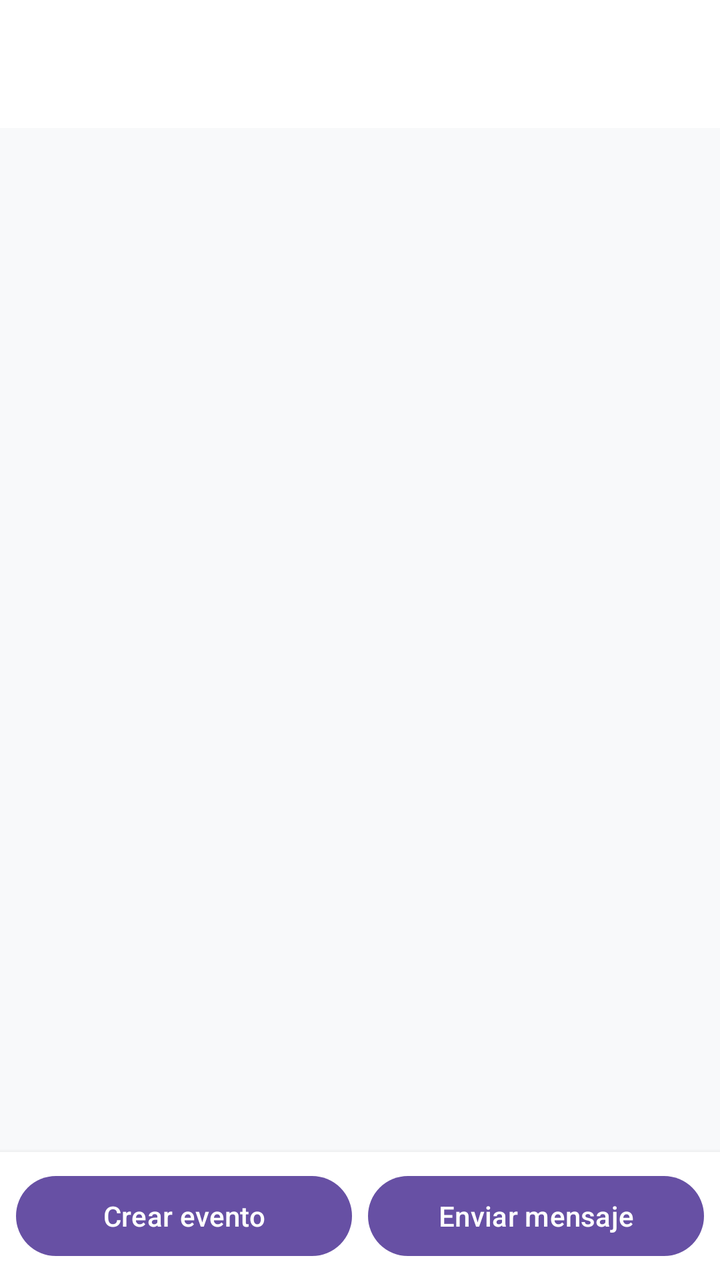
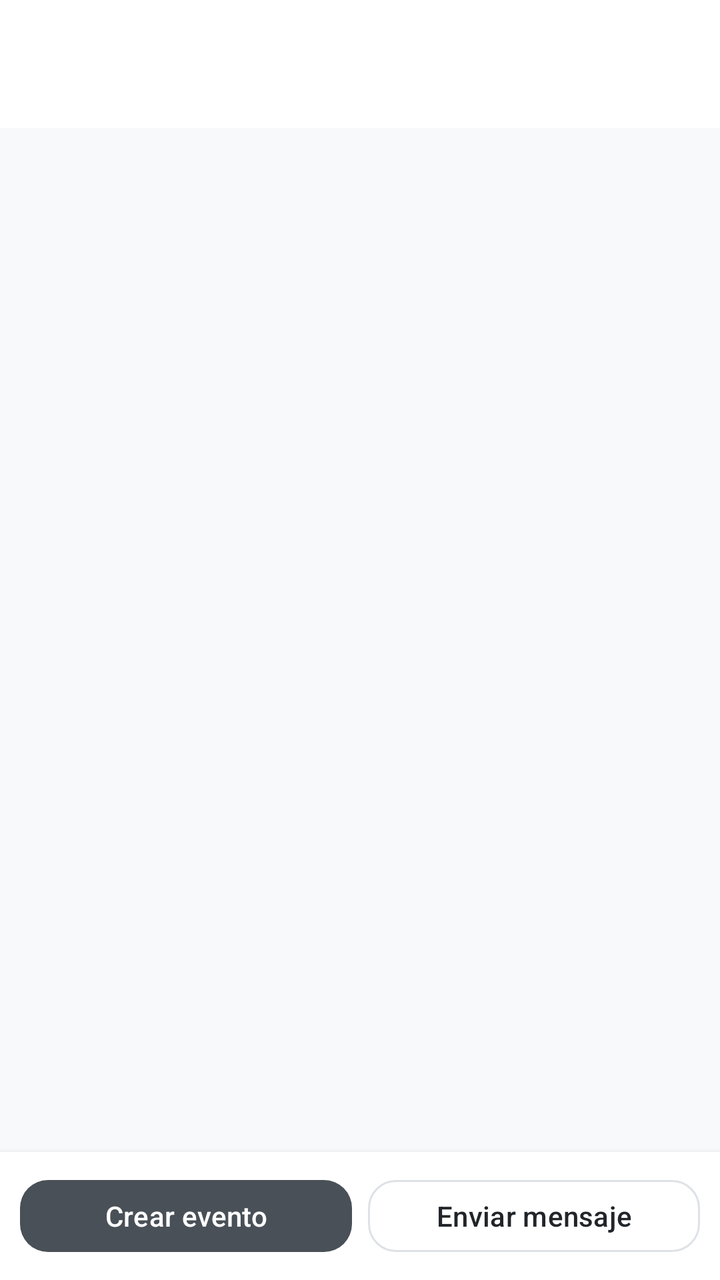

Two renders of the same Android screen: before a commit and after it. Below are the layout's source before the change and the commit's diff.
<!-- AndroidManifest.xml: application theme Theme.Pace -->
<!-- res/layout/activity_circle_chat.xml -->
<?xml version="1.0" encoding="utf-8"?>
<androidx.constraintlayout.widget.ConstraintLayout
    xmlns:android="http://schemas.android.com/apk/res/android"
    xmlns:app="http://schemas.android.com/apk/res-auto"
    android:layout_width="match_parent"
    android:layout_height="match_parent"
    android:background="@color/background_primary">

    <androidx.appcompat.widget.Toolbar
        android:id="@+id/toolbar_chat"
        android:layout_width="match_parent"
        android:layout_height="?attr/actionBarSize"
        android:background="@color/background_card"
        android:elevation="2dp"
        app:titleTextColor="@color/text_primary"
        app:layout_constraintTop_toTopOf="parent"/>

    <androidx.recyclerview.widget.RecyclerView
        android:id="@+id/rv_messages"
        android:layout_width="match_parent"
        android:layout_height="0dp"
        android:paddingHorizontal="8dp"
        android:paddingTop="8dp"
        android:paddingBottom="8dp"
        android:clipToPadding="false"
        app:layout_constraintTop_toBottomOf="@id/toolbar_chat"
        app:layout_constraintBottom_toTopOf="@id/input_container"/>

    <androidx.constraintlayout.widget.ConstraintLayout
        android:id="@+id/input_container"
        android:layout_width="match_parent"
        android:layout_height="wrap_content"
        android:background="@color/background_card"
        android:elevation="4dp"
        android:padding="8dp"
        app:layout_constraintBottom_toBottomOf="parent">

        <com.google.android.material.button.MaterialButton
            android:id="@+id/btn_create_event"
            android:layout_width="0dp"
            android:layout_height="wrap_content"
            android:text="Crear evento"
            app:layout_constraintStart_toStartOf="parent"
            app:layout_constraintEnd_toStartOf="@id/btn_send_message"
            app:layout_constraintTop_toTopOf="parent"
            app:layout_constraintBottom_toBottomOf="parent"
            android:layout_marginEnd="8dp"/>

        <com.google.android.material.button.MaterialButton
            android:id="@+id/btn_send_message"
            android:layout_width="0dp"
            android:layout_height="wrap_content"
            android:text="Enviar mensaje"
            app:layout_constraintStart_toEndOf="@id/btn_create_event"
            app:layout_constraintEnd_toEndOf="parent"
            app:layout_constraintTop_toTopOf="parent"
            app:layout_constraintBottom_toBottomOf="parent"/>

    </androidx.constraintlayout.widget.ConstraintLayout>

</androidx.constraintlayout.widget.ConstraintLayout>
<!-- resources referenced by this layout -->
<resources>
  <color name="background_card">#FFFFFF</color>
  <color name="background_primary">#F8F9FA</color>
  <color name="text_primary">#212529</color>
  <style name="Theme.Pace" parent="Base.Theme.Pace" />
  <style name="Base.Theme.Pace" parent="Theme.Material3.DayNight.NoActionBar">
          
          <item name="android:statusBarColor">@color/background_primary</item>
          <item name="android:windowOptOutEdgeToEdgeEnforcement" tools:targetApi="35">true</item>
      </style>
</resources>

<!-- the commit's change to res/layout/activity_circle_chat.xml (unified diff, before → after) -->
@@ -32,14 +32,15 @@
         android:layout_height="wrap_content"
         android:background="@color/background_card"
         android:elevation="4dp"
-        android:padding="8dp"
+        android:padding="10dp"
         app:layout_constraintBottom_toBottomOf="parent">
 
         <com.google.android.material.button.MaterialButton
             android:id="@+id/btn_create_event"
+            style="@style/PaceChatPrimaryButton"
             android:layout_width="0dp"
             android:layout_height="wrap_content"
-            android:text="Crear evento"
+            android:text="@string/chat_create_event"
             app:layout_constraintStart_toStartOf="parent"
             app:layout_constraintEnd_toStartOf="@id/btn_send_message"
             app:layout_constraintTop_toTopOf="parent"
@@ -48,9 +49,10 @@
 
         <com.google.android.material.button.MaterialButton
             android:id="@+id/btn_send_message"
+            style="@style/PaceChatSecondaryButton"
             android:layout_width="0dp"
             android:layout_height="wrap_content"
-            android:text="Enviar mensaje"
+            android:text="@string/chat_send_message"
             app:layout_constraintStart_toEndOf="@id/btn_create_event"
             app:layout_constraintEnd_toEndOf="parent"
             app:layout_constraintTop_toTopOf="parent"
<!-- resource entries referenced after the edit -->
@@ -3,7 +3,27 @@
   <color name="background_card">#FFFFFF</color>
   <color name="background_primary">#F8F9FA</color>
   <color name="text_primary">#212529</color>
+  <string name="chat_create_event">Crear evento</string>
+  <string name="chat_send_message">Enviar mensaje</string>
+  <style name="PaceChatPrimaryButton" parent="Widget.Material3.Button">
+          <item name="backgroundTint">@color/accent_primary</item>
+          <item name="android:textColor">@color/white</item>
+          <item name="cornerRadius">14dp</item>
+          <item name="android:minHeight">44dp</item>
+          <item name="android:textAllCaps">false</item>
+      </style>
+  <style name="PaceChatSecondaryButton" parent="Widget.Material3.Button.OutlinedButton">
+          <item name="strokeColor">@color/border_color</item>
+          <item name="strokeWidth">1dp</item>
+          <item name="android:textColor">@color/text_primary</item>
+          <item name="cornerRadius">14dp</item>
+          <item name="android:minHeight">44dp</item>
+          <item name="android:textAllCaps">false</item>
+      </style>
   <style name="Theme.Pace" parent="Base.Theme.Pace" />
+  <color name="accent_primary">#495057</color>
+  <color name="white">#FFFFFFFF</color>
+  <color name="border_color">#DEE2E6</color>
   <style name="Base.Theme.Pace" parent="Theme.Material3.DayNight.NoActionBar">
           
           <item name="android:statusBarColor">@color/background_primary</item>
